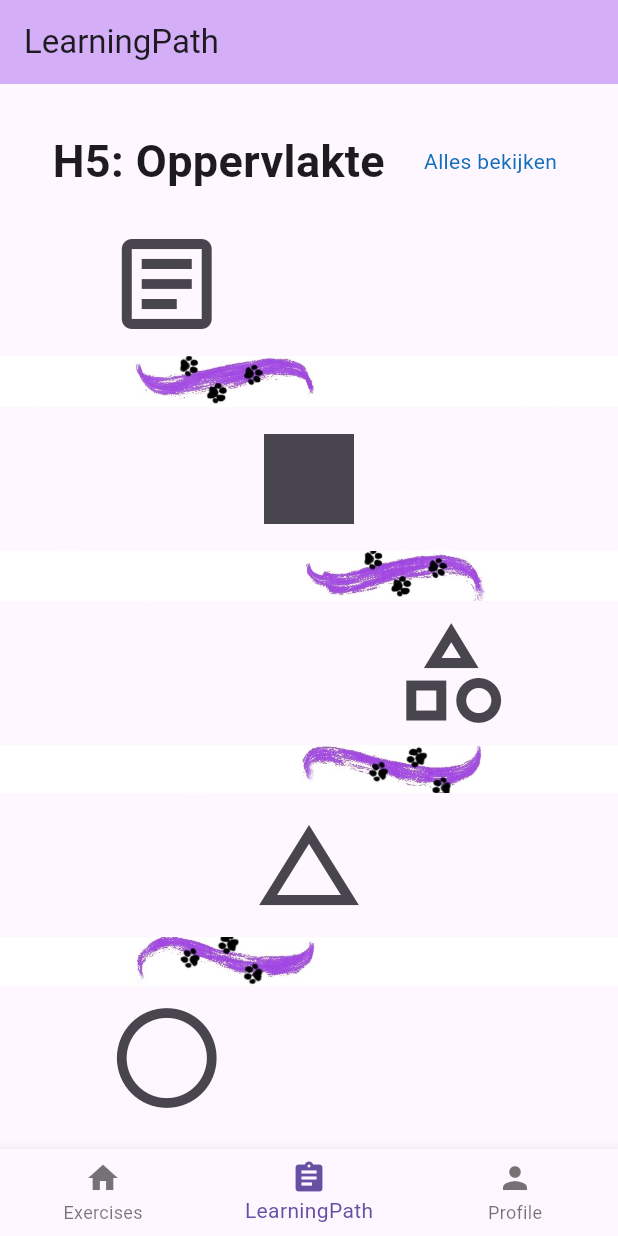
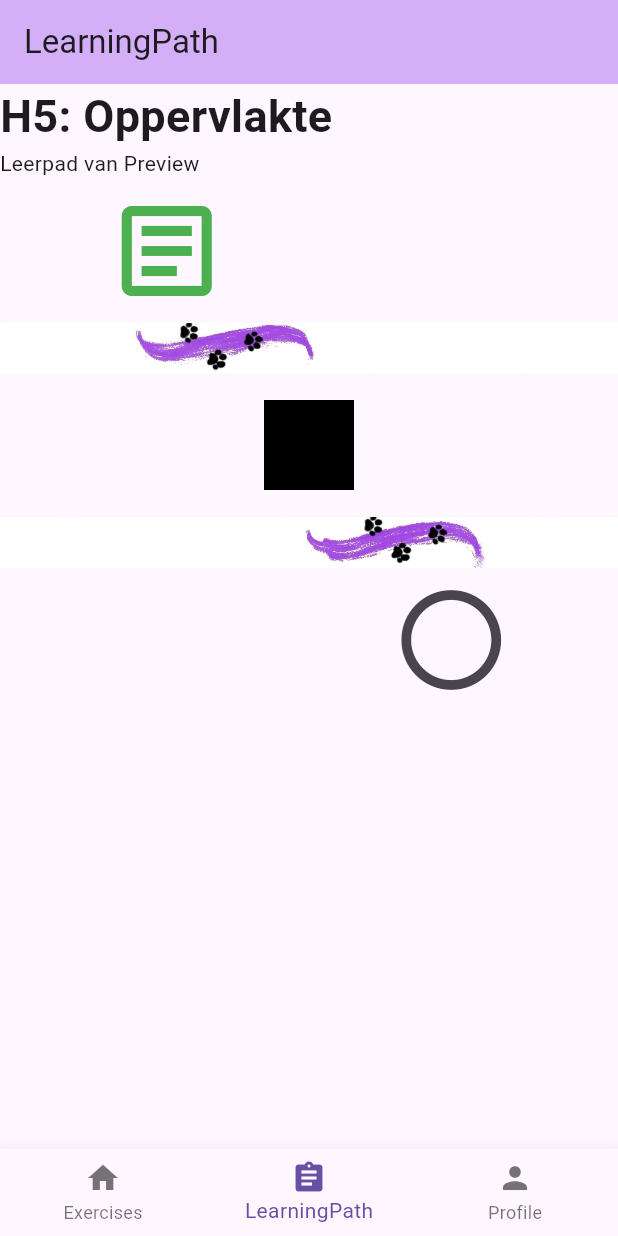
Before and after one commit to GamerCatGirl/MasterThesisApp, a Flutter app: the screen it shows after launch, item 2 of the bottom bar chosen, on a phone screen of 412 x 824 dp. Run offline on Flutter 3.47's test engine with Material 3 defaults, Android fonts, the phone set to English and light mode, and no system bars; our stand-ins replace cloud_firestore, firebase_core, firebase_database, fl_chart, flutter_rating_bar; accounts and stored records are empty.

Commit message:
custom learning path

```diff
--- /dev/null
+++ b/devtools_options.yaml
@@ -0,0 +1,3 @@
+description: This file stores settings for Dart & Flutter DevTools.
+documentation: https://docs.flutter.dev/tools/devtools/extensions#configure-extension-enablement-states
+extensions:
--- /dev/null
+++ b/lib/components/learningPathTile.dart
@@ -0,0 +1,70 @@
+import 'package:flutter/material.dart';
+
+class Learningpathtile extends StatelessWidget {
+  final VoidCallback onTileClicked;
+  final IconData icon;
+  final bool completed;
+  final bool enabeled;
+  final String position;
+  final String userID;
+
+  const Learningpathtile(
+      {super.key,
+      required this.onTileClicked,
+      required this.position,
+      required this.icon,
+      required this.completed,
+      required this.enabeled,
+      required this.userID});
+
+  @override
+  Widget build(BuildContext context) {
+    Color color = Colors.black;
+
+    if (completed) {
+      color = Colors.green;
+    } else if (!enabeled) {
+      color = Colors.grey;
+    }
+
+    IconButton tileButton = IconButton(
+        onPressed: onTileClicked,
+        icon: Icon(
+          icon,
+          color: color,
+          size: 80,
+        ));
+
+    List<Widget> left = [
+      Spacer(),
+      tileButton,
+      Spacer(),
+      Spacer(),
+      Spacer(),
+      Spacer(),
+    ];
+
+    List<Widget> mid = [Spacer(), tileButton, Spacer()];
+
+    List<Widget> right = [
+      Spacer(),
+      Spacer(),
+      Spacer(),
+      Spacer(),
+      tileButton,
+      Spacer(),
+    ];
+
+    var tile = left;
+
+    if (position == "left") {
+      tile = left;
+    } else if (position == "mid") {
+      tile = mid;
+    } else if (position == "right") {
+      tile = right;
+    }
+
+    return Row(children: tile);
+  }
+}
--- a/lib/main.dart
+++ b/lib/main.dart
@@ -35,11 +35,20 @@ class MyApp extends StatelessWidget {
       // TODO: los routing op!!!!
       routes: {
         '/home': (context) => Home(),
-        '/learning-path': (context) => LearningPath(),
         '/profile': (context) => Profile(),
         '/setting': (context) => Setting(),
         '/signIn': (context) => Signin(),
         '/skills': (context) => Viewskills(),
+      },
+      onGenerateRoute: (settings) {
+        if (settings.name == '/learning-path') {
+          final args = settings.arguments as Map<String, dynamic>;
+          return MaterialPageRoute(
+              builder: (context) => LearningPath(
+                  username: args['user'],
+                  path: args['path'],
+                  pathCompletion: args['pathCompletion']));
+        }
       },
     );
   }
--- a/lib/pages/learning_path.dart
+++ b/lib/pages/learning_path.dart
@@ -1,9 +1,12 @@
 import 'package:flutter/material.dart';
 import 'package:mathapp/components/exercise_tile.dart';
+import 'package:cloud_firestore/cloud_firestore.dart';
+import 'package:mathapp/components/learningPathTile.dart';
 import 'package:mathapp/components/learningPathTileLeft.dart';
 import 'package:mathapp/components/learningPathTileMid.dart';
 import 'package:mathapp/components/learningPathTileRight.dart';
 import 'package:mathapp/components/row_exercise.dart';
+import 'package:mathapp/components/title.dart';
 import 'package:mathapp/components/title_tile.dart';
 import 'package:mathapp/pages/add_exercise.dart';
 import 'package:mathapp/pages/conversion_theory.dart';
@@ -13,7 +16,15 @@ import 'package:mathapp/pages/square_theory.dart';
 //TODO: add floating add button
 
 class LearningPath extends StatefulWidget {
-  const LearningPath({super.key});
+  final String username;
+  final List<dynamic> path;
+  final List<dynamic> pathCompletion;
+
+  const LearningPath(
+      {super.key,
+      required this.username,
+      required this.path,
+      required this.pathCompletion});
 
   @override
   State<LearningPath> createState() => _LearningPathState();
@@ -21,6 +32,7 @@ class LearningPath extends StatefulWidget {
 
 class _LearningPathState extends State<LearningPath> {
   int selectedPage = 0;
+  FirebaseFirestore db = FirebaseFirestore.instance;
 
   void _routeToAddExercise() {
     //TODO
@@ -41,62 +53,126 @@ class _LearningPathState extends State<LearningPath> {
   IconData iconDownload = Icons.download;
   IconData iconTestKnowledge = Icons.edit_note_outlined;
   IconData iconCheckKnowledge = Icons.fact_check_rounded;
-  List path = [];
 
-  //TODO: in first theory of chapter, get the knowledge of the student
-  //TODO: then make sure if student needs a fast or slow learning path
-
-  @override
-  Widget build(BuildContext context) {
-    VoidCallback theoryCallback = () => {
+  void theoryCallback() {
     Navigator.of(context).push(
       MaterialPageRoute(
         builder: (context) => OppervlakteTheory(done: () {}),
       ),
-          )
-        };
+    );
+  }
 
-    VoidCallback conversionCallback = () => {
+  void conversionCallback() {
     Navigator.of(context).push(
       MaterialPageRoute(
         builder: (context) => ConversionTheory(done: () {}),
       ),
-          )
-        };
+    );
+  }
+
+  final leftToMid = Image(
+      fit: BoxFit.fitWidth, image: AssetImage("assets/images/paths/LtoM.jpg"));
+
+  final midToRight = Image(
+      fit: BoxFit.fitWidth, image: AssetImage("assets/images/paths/MtoR.jpg"));
+
+  final rightToMid = Image(
+      fit: BoxFit.fitWidth, image: AssetImage("assets/images/paths/RtoM.jpg"));
+
+  final midToLeft = Image(
+      fit: BoxFit.fitWidth, image: AssetImage("assets/images/paths/MtoL.jpg"));
+
+  @override
+  Widget build(BuildContext context) {
+    List<Widget> pathWidgets = [
+      Header(title: "H5: Oppervlakte"),
+      Text("Leerpad van " + widget.username),
+    ];
+
+    //final vierkant = Learningpathtilemid(
+    //    onTileClicked: theoryCallback, icon: iconVierkantEx);
+
+    final cirkel = Learningpathtileright(
+        onTileClicked: theoryCallback, icon: iconCirlceEx);
+
+    void addCustoms() {
+      List<dynamic> path = widget.path;
+      List<dynamic> pathCompletion = widget.pathCompletion;
+      List<Widget> pathTiles = [leftToMid, midToRight, rightToMid, midToLeft];
+      List<String> positions = ["left", "mid", "right", "mid"];
+      int current = 0;
+      int indexCompleted = 0;
+
+      path.forEach((element) {
+        var completed = pathCompletion[current] as bool;
+        var position = positions[current];
+        var enabeled = true;
+
+        if (indexCompleted < current) {
+          enabeled = false;
+        }
+
+        if (element == "oppervlakte") {
+          var oppervlakte = Learningpathtile(
+              onTileClicked: theoryCallback,
+              position: position,
+              icon: theory,
+              completed: completed,
+              enabeled: enabeled,
+              userID: widget.username);
+          pathWidgets.add(oppervlakte);
+          pathWidgets.add(pathTiles[current]);
+          current += 1;
+        } else if (element == "vierkant") {
+          var vierkant = Learningpathtile(
+            onTileClicked: theoryCallback,
+            icon: iconVierkantEx,
+            position: position,
+            completed: completed,
+            enabeled: enabeled,
+            userID: widget.username,
+          );
+          pathWidgets.add(vierkant);
+          pathWidgets.add(pathTiles[current]);
+          current += 1;
+        } else if (element == "cirkel") {
+          pathWidgets.add(cirkel);
+          pathWidgets.add(pathTiles[current]);
+          current += 1;
+        }
+        if (current > 3) {
+          current = 0;
+        }
+        if (completed) {
+          indexCompleted += 1;
+        }
+      });
+
+      pathWidgets.removeLast();
+    }
+
+    addCustoms();
+
     // TODO: implement build
-    final Center exercises = Center(
-      child: Column(children: [
+    /*
+    final ListView exercisesOld = ListView(children: [
       // SUBDIVISION
-        TitleTile(title: "H5: Oppervlakte"),
-        Spacer(),
-        Learningpathtileleft(onTileClicked: theoryCallback, icon: theory),
-        Image(
-            fit: BoxFit.fitWidth,
-            image: AssetImage("assets/images/paths/LtoM.jpg")),
-        Learningpathtilemid(
-            onTileClicked: theoryCallback, icon: iconVierkantEx),
-        Image(
-            fit: BoxFit.fitWidth,
-            image: AssetImage("assets/images/paths/MtoR.jpg")),
+      Header(title: "H5: Oppervlakte"),
+      Text("Leerpad van " + widget.username),
+      oppervlakte,
+      leftToMid,
+      vierkant,
+      midToRight,
       Learningpathtileright(
           onTileClicked: conversionCallback, icon: iconOppervlakte),
-        Image(
-            fit: BoxFit.fitWidth,
-            image: AssetImage("assets/images/paths/RtoM.jpg")),
-        Learningpathtilemid(
-            onTileClicked: theoryCallback, icon: iconTriangleEx),
-        Image(
-            fit: BoxFit.fitWidth,
-            image: AssetImage("assets/images/paths/MtoL.jpg")),
+      rightToMid,
+      Learningpathtilemid(onTileClicked: theoryCallback, icon: iconTriangleEx),
+      midToLeft,
       Learningpathtileleft(onTileClicked: theoryCallback, icon: iconCirlceEx),
-        Spacer(),
-        //RowExercise(exercise_1: _exercises[0], exercise_2: _exercises[1]),
-        //TitleTile(title: "GETALLENLEER"),
-        //RowExercise(exercise_1: _exercises[2], exercise_2: _exercises[3]),
+    ]); */
 
-        //Button
-        //ElevatedButton(onPressed: _routeToAddExercise, child: Icon(Icons.add))
-      ]),
+    final ListView exercises = ListView(
+      children: pathWidgets,
     );
 
     final List _pages = [exercises, AddExercise()];
--- a/lib/pages/logic.dart
+++ b/lib/pages/logic.dart
@@ -29,7 +29,11 @@ class _LogicState extends State<Logic> {
 
   final List _pages = [
     Home(),
-    LearningPath(),
+    LearningPath(
+      username: 'Preview',
+      path: ['oppervlakte', 'vierkant', 'cirkel'],
+      pathCompletion: [true, false, false],
+    ),
     Profile(),
     Setting(),
   ];
--- a/lib/pages/profile.dart
+++ b/lib/pages/profile.dart
@@ -2,7 +2,6 @@ import 'package:flutter/material.dart';
 import 'package:mathapp/components/title.dart';
 import 'package:mathapp/pages/signIn.dart';
 import 'package:cloud_firestore/cloud_firestore.dart';
-import 'package:shared_preferences/shared_preferences.dart';
 
 class Profile extends StatefulWidget {
   const Profile({super.key});
@@ -15,6 +14,10 @@ class _ProfileState extends State<Profile> {
   final TextEditingController username = TextEditingController();
   final TextEditingController password = TextEditingController();
   FirebaseFirestore db = FirebaseFirestore.instance;
+  bool loggedIn = false;
+  var userLogged = "";
+  var learningPath = [];
+  var pathCompletion = [];
 
   String errorLogin = "";
 
@@ -59,21 +62,41 @@ class _ProfileState extends State<Profile> {
     } else {
       final docRef = dbUsers.doc(username.text);
       docRef.get().then((doc) {
+        print("Doc found...");
+        if (doc.exists) {
+          print("Doc Exists");
           //TODO
           final data = doc.data() as Map<String, dynamic>;
           final passCheck = data['password'];
 
           if (passCheck == pass) {
-          print("logged in");
+            setState(() {
+              if (data['path'] != null) {
+                learningPath = data['path'];
+              }
+              if (data['pathCompletion'] != null) {
+                pathCompletion = data['pathCompletion'];
+              }
+              userLogged = user;
+              selectedPage = 1;
+              loggedIn = true;
+            });
           } else {
             setState(() {
               errorLogin = "Fout paswoord!";
             });
           }
-
-        print(passCheck);
+        }
       });
     }
+  }
+
+  void _toLearning() {
+    Navigator.pushNamed(context, '/learning-path', arguments: {
+      'user': userLogged,
+      'path': learningPath,
+      'pathCompletion': pathCompletion
+    });
   }
 
   @override
@@ -104,6 +127,24 @@ class _ProfileState extends State<Profile> {
     final skillsButton =
         ElevatedButton(onPressed: _ToSkill, child: Text('Skills'));
 
+    final loggedInPage = ListView(
+      children: [
+        Header(title: userLogged + ", you are succesfully logged in!"),
+        Row(
+          children: [
+            Spacer(),
+            ElevatedButton(
+                onPressed: () {
+                  //logged();
+                  _toLearning();
+                },
+                child: Text('Leer Pad')),
+            Spacer()
+          ],
+        )
+      ],
+    );
+
     final signInLogIn = Center(
         child: Column(
       children: [
@@ -130,7 +171,7 @@ class _ProfileState extends State<Profile> {
       ],
     ));
 
-    final List _pages = [signInLogIn];
+    final List _pages = [signInLogIn, loggedInPage];
 
     return Scaffold(
       body: Center(child: _pages[selectedPage]),
--- a/lib/pages/signIn.dart
+++ b/lib/pages/signIn.dart
@@ -231,6 +231,8 @@ class _SignInState extends State<Signin> {
         "learningDisability": learningDisability,
         "pknow": pKnown,
         "plearn": pLearn,
+        "path": ["oppervlakte"],
+        "pathCompletion": [false],
       };
 
       dbUsers.doc(username.text).set(doc).onError((e, _) {
```
Lines whose indentation alone changed are shown as unchanged.
